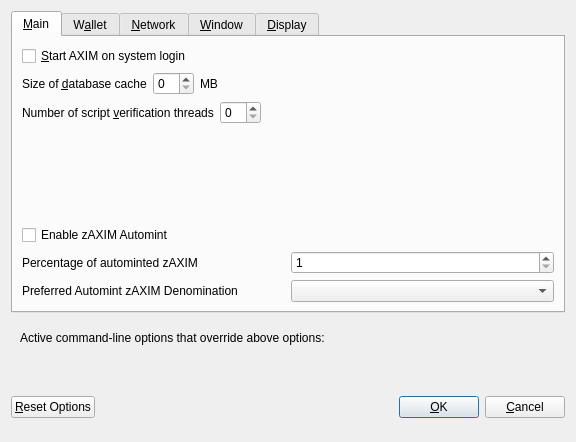
First picture: the form in src/qt/forms/optionsdialog.ui, repository aigon1989/AXIM, before the edit.
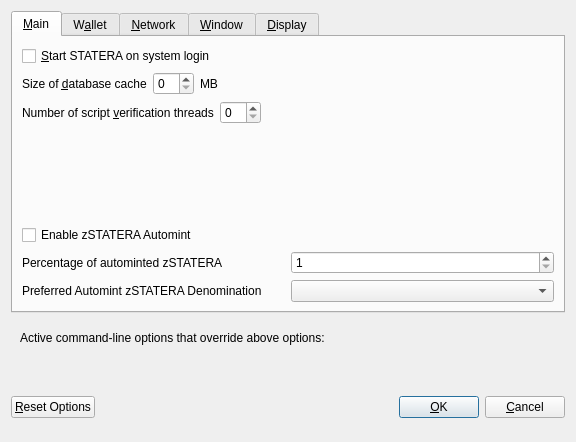
Second picture: the form after the edit. Custom widgets are drawn as their Qt base class.

Commit message: Rename to Statera as requested

What changed in the file:
```diff
--- a/src/qt/forms/optionsdialog.ui
+++ b/src/qt/forms/optionsdialog.ui
@@ -33,7 +33,7 @@
           <string>Automatically start AXIM after logging in to the system.</string>
          </property>
          <property name="text">
-          <string>&amp;Start AXIM on system login</string>
+          <string>&amp;Start STATERA on system login</string>
          </property>
         </widget>
        </item>
@@ -139,7 +139,7 @@
           <enum>Qt::LeftToRight</enum>
          </property>
          <property name="text">
-          <string>Enable zAXIM Automint</string>
+          <string>Enable zSTATERA Automint</string>
          </property>
         </widget>
        </item>
@@ -151,7 +151,7 @@
             <string>Percentage of incoming AXIM which get automatically converted to zAXIM via Zerocoin Protocol (min: 10%)</string>
            </property>
            <property name="text">
-            <string>Percentage of autominted zAXIM</string>
+            <string>Percentage of autominted zSTATERA</string>
            </property>
           </widget>
          </item>
@@ -174,7 +174,7 @@
          </property>
          <item>
           <widget class="QLabel" name="labelPreferredDenom">
-           <property name="maximumSize">
+           <property name="mstateraumSize">
             <size>
              <width>16777215</width>
              <height>16777215</height>
@@ -184,7 +184,7 @@
             <string>Wait with automatic conversion to Zerocoin until enough AXIM for this denomination is available</string>
            </property>
            <property name="text">
-            <string>Preferred Automint zAXIM Denomination</string>
+            <string>Preferred Automint zSTATERA Denomination</string>
            </property>
           </widget>
          </item>
```
Left out of the diff: 26 changed lines with no effect on the pictures. The commit also changes 581 other files.
